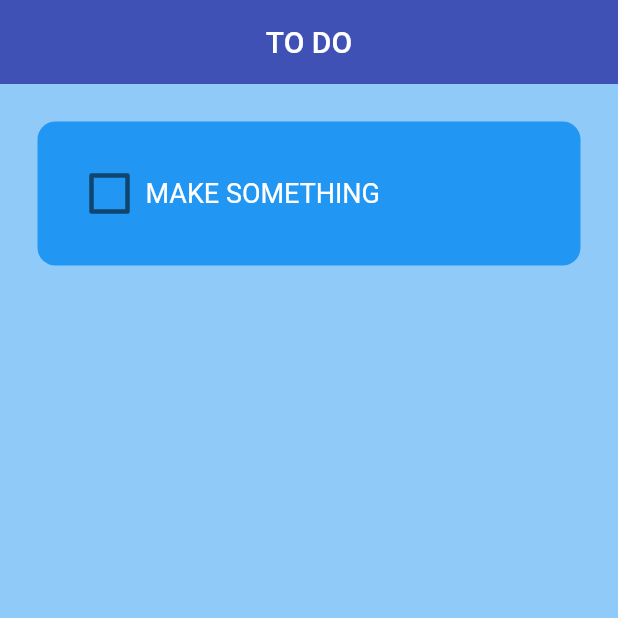
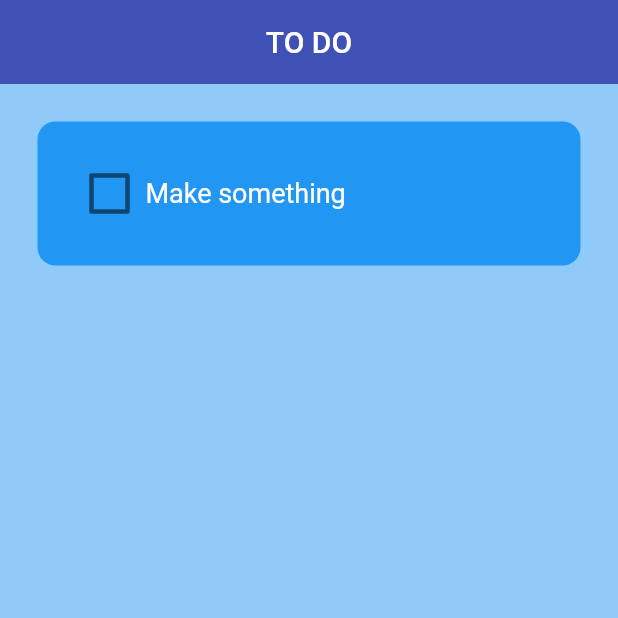
Before and after one commit to GereyTatarkhanov/Flutter-TODO-App, a Flutter app: the screen it shows after launch, on a phone screen of 412 x 824 dp, the top half of it. Run offline on Flutter 3.47's test engine with Material 2 defaults, Android fonts, the phone set to English and light mode, and no system bars; drawn by our look-alikes of flutter_slidable; our stand-ins replace hive_flutter; accounts and stored records are empty.

Commit message:
A few bugs fixed and added the new icon

```diff
--- a/lib/features/util/todo_tile.dart
+++ b/lib/features/util/todo_tile.dart
@@ -56,14 +56,16 @@ class ToDoTile extends StatelessWidget {
                   ),
 
                   // Task Name
-                  Text(
-                    taskName.toUpperCase(),
+                  Flexible(
+                    child: Text(
+                      taskName,
                       style:  TextStyle(
                         color: Colors.white,
                         fontSize: 18,
                         decoration: taskCompleted
                         ? TextDecoration.lineThrough
                         : TextDecoration.none
+                      ),
                       ),
                   ),
                ],
```
Also changed, not shown: pubspec.yaml (+8 -0 lines), assets/icon/icon.png (added), pubspec.lock, 27 other files. Lines whose indentation alone changed are shown as unchanged.
